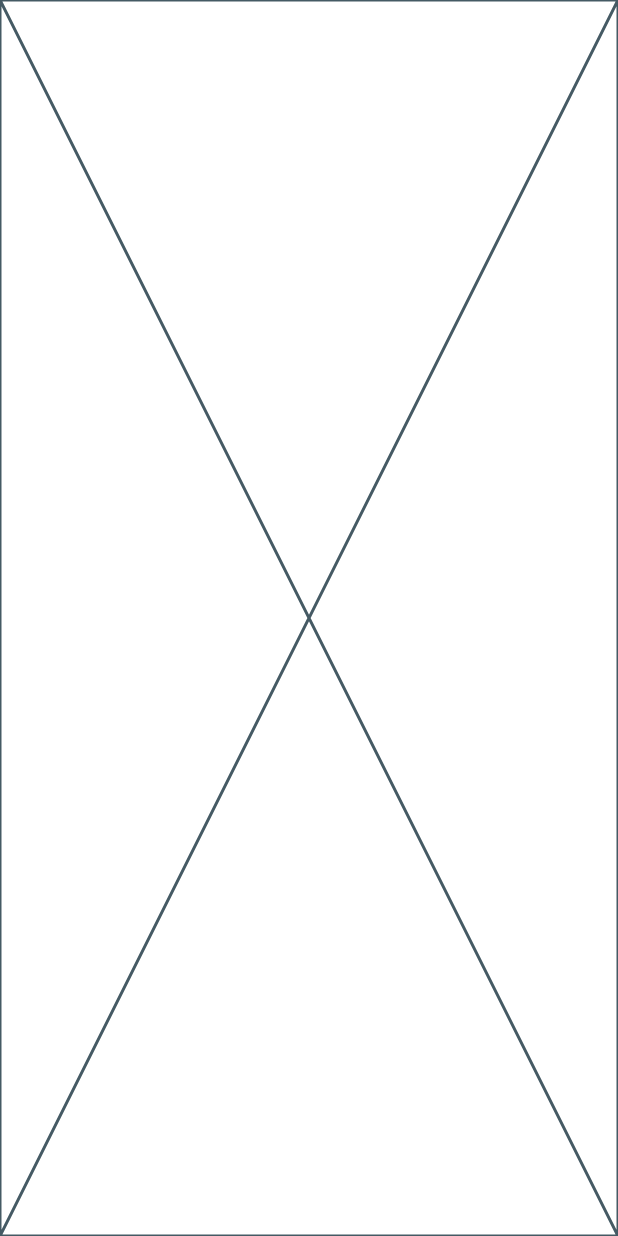
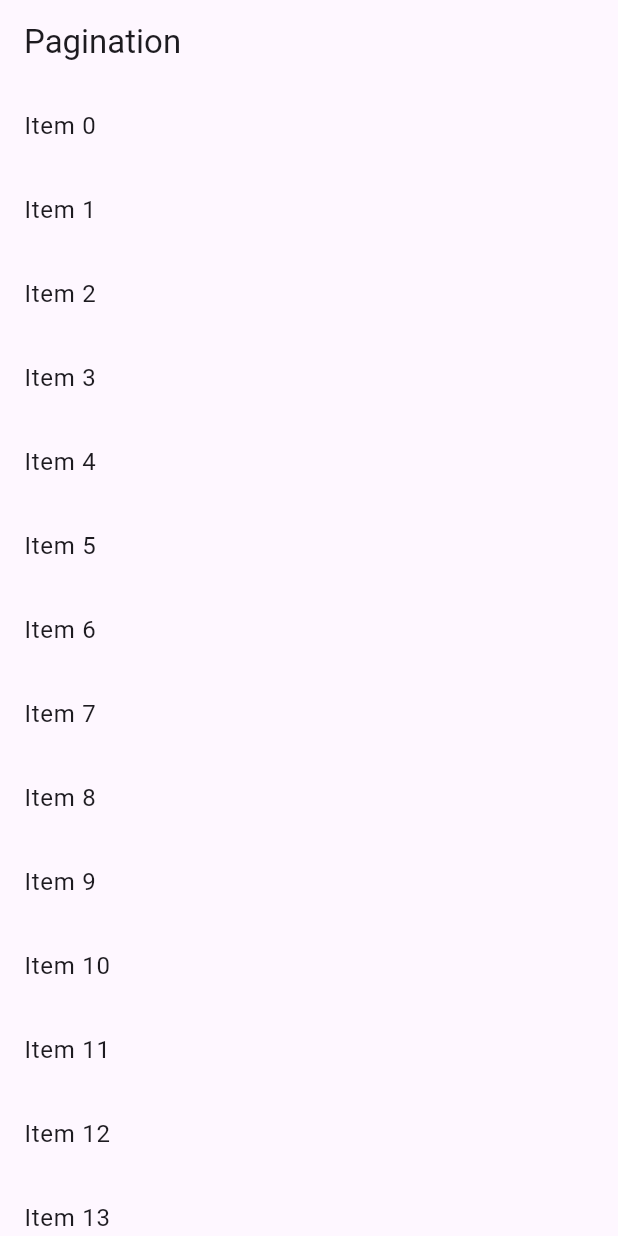
Before and after one commit to MohmedFahmy/fluter_pagination, a Flutter app: the screen it shows after launch, on a phone screen of 412 x 824 dp. Run offline on Flutter 3.47's test engine with Material 3 defaults, Android fonts, the phone set to English and light mode, and no system bars.

Commit message:
Implement scroll functionality in HomeScreen with ListView

```diff
--- a/lib/main.dart
+++ b/lib/main.dart
@@ -12,8 +12,9 @@ class MyApp extends StatelessWidget {
   @override
   Widget build(BuildContext context) {
     return MaterialApp(
+      debugShowCheckedModeBanner: false,
       title: 'Flutter Demo',
-      theme: ThemeData(colorScheme: .fromSeed(seedColor: Colors.deepPurple)),
+      theme: ThemeData(colorScheme: ColorScheme.fromSeed(seedColor: Colors.deepPurple)),
       home: HomeScreen(),
     );
   }
--- a/lib/screens/home_screen.dart
+++ b/lib/screens/home_screen.dart
@@ -8,8 +8,39 @@ class HomeScreen extends StatefulWidget {
 }
 
 class _HomeScreenState extends State<HomeScreen> {
+  final ScrollController scrollController = ScrollController();
+
+  @override
+  void initState() {
+    scrollController.addListener(_onScroll);
+    super.initState();
+  }
+
+  void _onScroll() {
+    final maxScroll = scrollController.position.maxScrollExtent;
+    final currentScroll = scrollController.position.pixels;
+    print('Max Scroll: $maxScroll, Current Scroll: $currentScroll');
+  }
+
+  @override
+  void dispose() {
+    scrollController.dispose();
+    super.dispose();
+  }
+
   @override
   Widget build(BuildContext context) {
-    return const Placeholder();
+    return Scaffold(
+      appBar: AppBar(title: const Text('Pagination')),
+      body: Center(
+        child: ListView.builder(
+          controller: scrollController,
+          itemCount: 100, // Example item count
+          itemBuilder: (context, index) {
+            return ListTile(title: Text('Item $index'));
+          },
+        ),
+      ),
+    );
   }
 }
```
